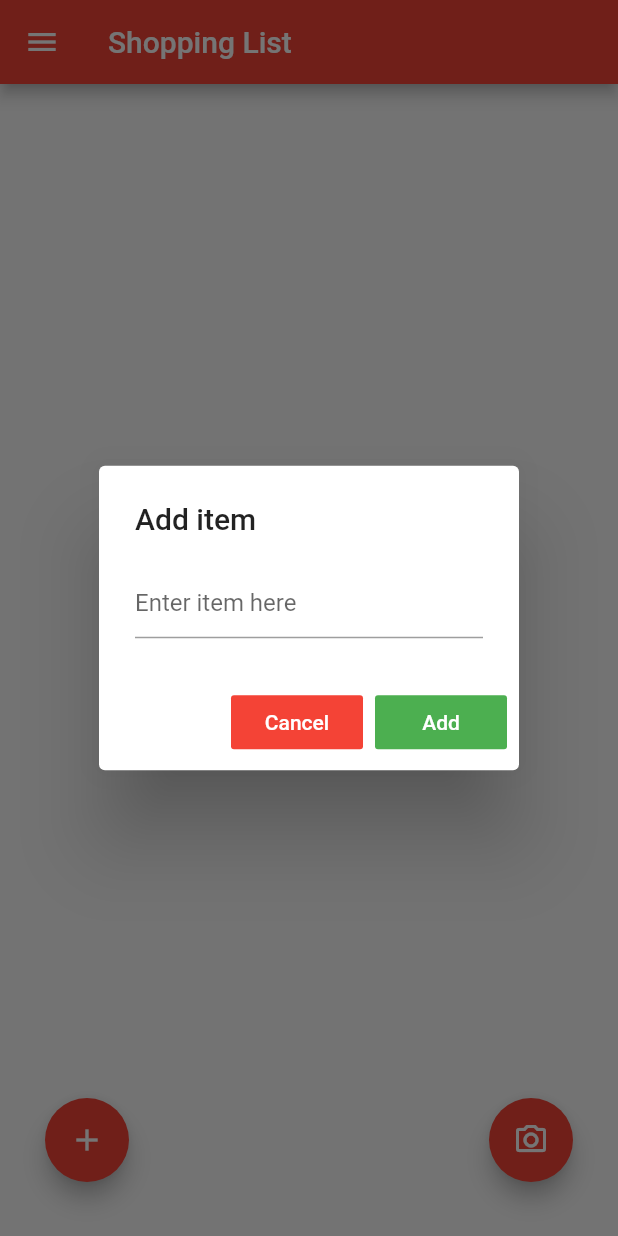
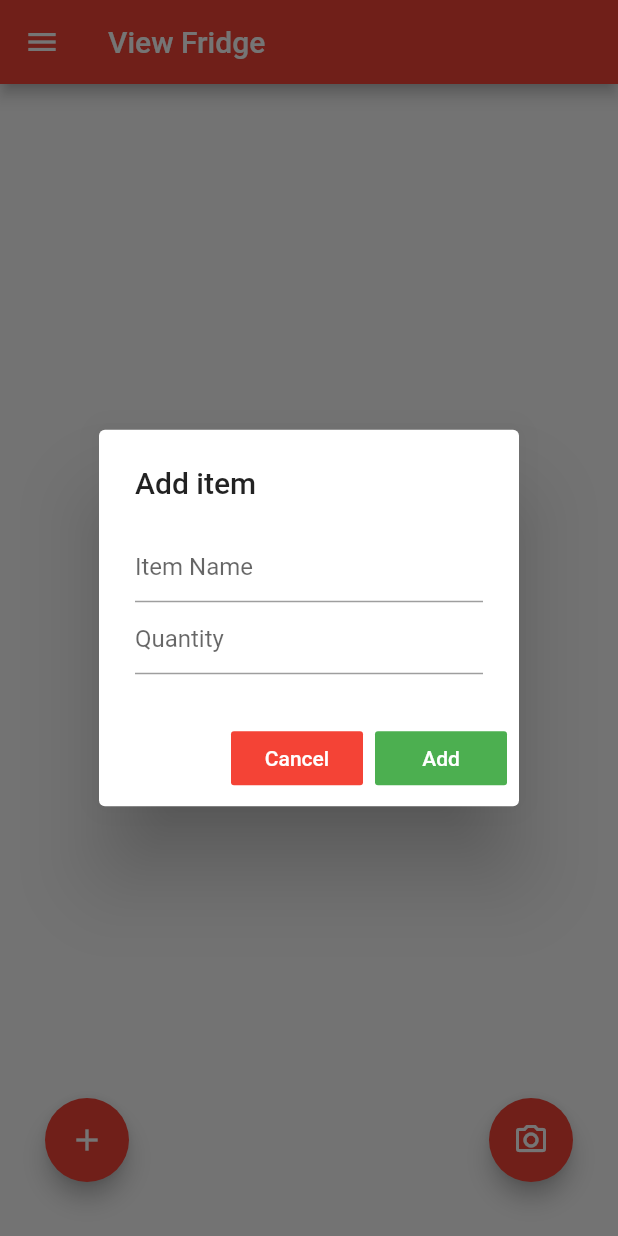
Before and after one commit to CodeDann/Aura-App, a Flutter app: the shoppinglist screen opened directly, after a tap on the "add" icon, on a phone screen of 412 x 824 dp. Run offline on Flutter 3.47's test engine with Material 2 defaults, Android fonts, the phone set to English and light mode, and no system bars; our stand-ins replace cloud_firestore, firebase_core; accounts and stored records are empty.

Commit message:
added input name and quantity functionality

```diff
--- a/lib/shoppinglist.dart
+++ b/lib/shoppinglist.dart
@@ -17,28 +17,34 @@ class shoppinglist extends StatefulWidget {
 
 class _shoppinglist extends State<shoppinglist> {
 
-  List<String> contents = [];
+  List<List<String>> contents = [];
 
   FirebaseFirestore Database = FirebaseFirestore.instance;
 
   late String codeDialog;
-  late String valueText;
+  late List<String> addedItem = [];
 
-  TextEditingController _textFieldController = TextEditingController();
+  TextEditingController _textFieldController1 = TextEditingController();
+  TextEditingController _textFieldController2 = TextEditingController();
 
   // gets data on page load
   Future<void> _getData() async {
     // get document from database
-    DocumentSnapshot snapshot = await Database.collection('FoodWasteData').doc('shoppinglist').get();
+    DocumentSnapshot snapshot = await Database.collection('FoodWasteData').doc('shoplist').get();
     // convert data to a map
     var data = snapshot.data() as Map;
+    var dataArr = data['items'] as List;
 
-    //iterate over map and add each value to contents
-    List<String> shoppingdata = [];
-    data.forEach((key, value) {
-      shoppingdata.add(value);
-    });
-    contents = shoppingdata;
+    //convert the map from the db into a 2d list of strings
+    List<List<String>> items = [];
+    for( int i = 0; i < dataArr.length; i++){
+      List<String> item = [];
+      item.add(dataArr[i]['Name']);
+      item.add(dataArr[i]['Quantity']);
+      items.add(item);
+    }
+    print(items);
+    contents = items;
 
     //build page with updated values
     setState(() {
@@ -46,21 +52,26 @@ class _shoppinglist extends State<shoppinglist> {
     });
   }
 
-  //handles the textpopup
+  // handles the textpopup
   Future<void> _displayTextInputDialog(BuildContext context) async {
     return showDialog(
         context: context,
         builder: (context) {
           return AlertDialog(
             title: Text('Add item'),
-            content: TextField(
-              onChanged: (value) {
-                setState(() {
-                  valueText = value;
-                });
-              },
-              controller: _textFieldController,
-              decoration: InputDecoration(hintText: "Enter item here"),
+            content: Column(
+              crossAxisAlignment: CrossAxisAlignment.stretch,
+              mainAxisSize: MainAxisSize.min,
+              children: <Widget>[
+                TextField(
+                  controller: _textFieldController1,
+                  decoration: const InputDecoration(hintText: "Item Name"),
+                ),
+                TextField(
+                  controller: _textFieldController2,
+                  decoration: const InputDecoration(hintText: "Quantity"),
+                ),
+              ],
             ),
             actions: <Widget>[
               FlatButton(
@@ -69,7 +80,8 @@ class _shoppinglist extends State<shoppinglist> {
                 child: Text('Cancel'),
                 onPressed: () {
                   setState(() {
-                    _textFieldController.clear();
+                    _textFieldController1.clear();
+                    _textFieldController2.clear();
                     Navigator.pop(context);
                   });
                 },
@@ -79,9 +91,14 @@ class _shoppinglist extends State<shoppinglist> {
                 textColor: Colors.white,
                 child: Text('Add'),
                 onPressed: () {
-                  _additem(valueText);
+                  //get the values from both text boxes and call _addItem
+                  addedItem.add(_textFieldController1.text);
+                  addedItem.add(_textFieldController2.text);
+                  _additem(addedItem);
+                  addedItem = [];
                   setState(() {
-                    _textFieldController.clear();
+                    _textFieldController1.clear();
+                    _textFieldController2.clear();
                     Navigator.pop(context);
                   });
                 },
@@ -93,18 +110,24 @@ class _shoppinglist extends State<shoppinglist> {
   }
 
   //adds item to contents and db then rebuilds page
-  void _additem(String item){
+  void _additem(List<String> item){
     //add to contents
     contents.add(item);
 
     //add item to database
     // create a map with the contents of contents
     Map<String, dynamic> map = new Map();
+    List<Map> items = [];
     for( int i = 0; i < contents.length; i++){
-      map["$i"] = contents[i];
+      //asign the correct key value pairs
+      map["Name"] = contents[i][0];
+      map["Quantity"] = contents[i][1];
+      items.add(map);
+      map = {};
     }
+
     //sets the entire document contents to map
-    Database.collection('FoodWasteData').doc('shoppinglist').set(map);
+    Database.collection('FoodWasteData').doc('shoplist').set({'items': items});
 
     //rebuild page with updated contents
     setState(() {
@@ -122,14 +145,19 @@ class _shoppinglist extends State<shoppinglist> {
     contents.removeAt(index);
 
     //remove item from database
-
     // create a map with the contents of contents
     Map<String, dynamic> map = new Map();
+    List<Map> items = [];
     for( int i = 0; i < contents.length; i++){
-      map["$i"] = contents[i];
+      //asign the correct key value pairs
+      map["Name"] = contents[i][0];
+      map["Quantity"] = contents[i][1];
+      items.add(map);
+      map = {};
     }
+
     //sets the entire document contents to map
-    Database.collection('FoodWasteData').doc('shoppinglist').set(map);
+    Database.collection('FoodWasteData').doc('shoplist').set({'items': items});
 
     //rebuild page with updated contents
     setState(() {
@@ -193,7 +221,7 @@ class _shoppinglist extends State<shoppinglist> {
           ),
         ),
         appBar: AppBar(
-        title: const Text('Shopping List'),
+          title: const Text('View Fridge'),
         ),
         body: ListView.separated(
           padding: const EdgeInsets.all(8),
@@ -208,7 +236,9 @@ class _shoppinglist extends State<shoppinglist> {
                       onPressed: () => _removeItem(index),
                       icon: const Icon(Icons.delete_forever),
                     ),
-                Text(contents[index]),
+                    Spacer(),
+                    Expanded(child: Text(contents[index][0],),),
+                    Expanded(child: Text(contents[index][1],),),
                   ]
               ),
             );
```
Also changed, not shown: lib/viewfridge.dart (+10 -10 lines), lib/shoppingitem.dart (deleted). Lines whose indentation alone changed are shown as unchanged.
